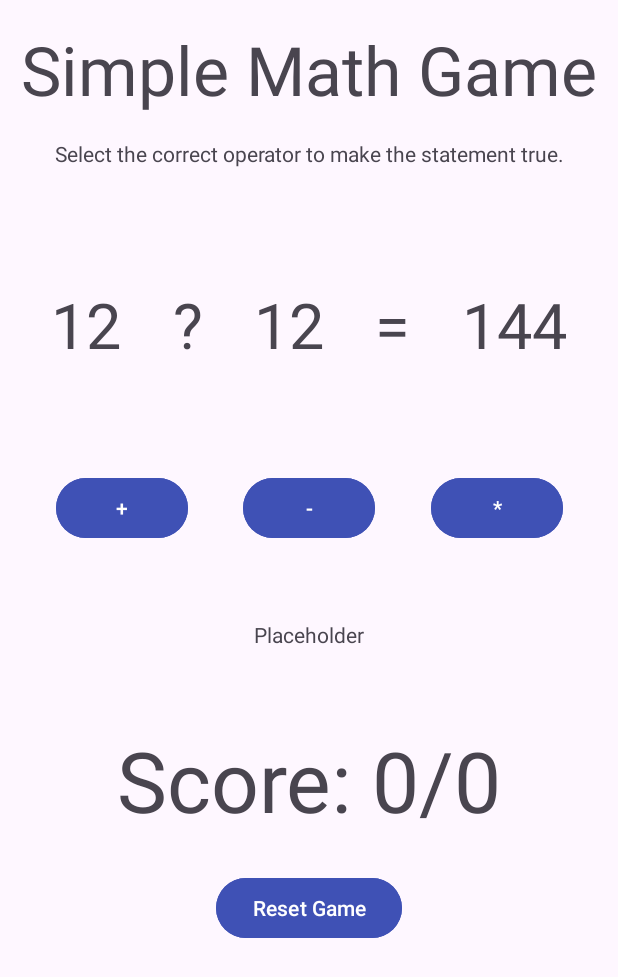
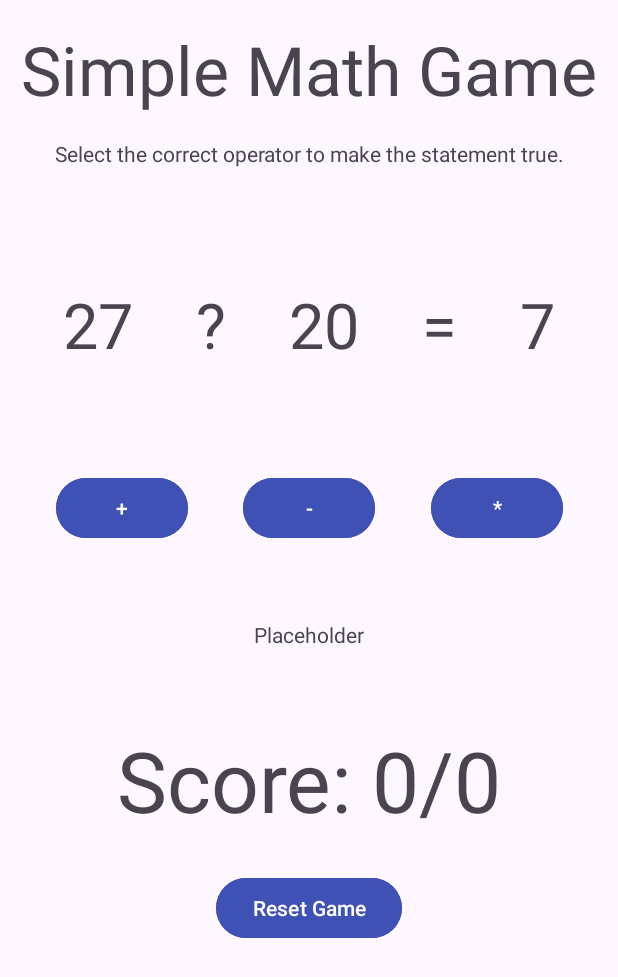
Before and after one commit to Gulloje/MobileAppHW1, an Android app: the screen it shows after launch (MainActivity), on a phone screen of 412 x 824 dp. Shown: the top 977 px of the screen. Run offline under Robolectric (Android 15) with nearby library versions, the phone set to English and light mode, and no system bars.

```diff
--- a/app/src/main/java/com/example/homework1/MainActivity.kt
+++ b/app/src/main/java/com/example/homework1/MainActivity.kt
@@ -2,10 +2,65 @@ package com.example.homework1
 
 import androidx.appcompat.app.AppCompatActivity
 import android.os.Bundle
+import android.view.View
+import android.widget.TextView
+import android.widget.Toast
+import java.util.Random
 
 class MainActivity : AppCompatActivity() {
+    private val lowerBound = 10;
+    private val upperBound = 100;
+    private var score = 0;
+    private var questionsAsked = 0;
     override fun onCreate(savedInstanceState: Bundle?) {
         super.onCreate(savedInstanceState)
         setContentView(R.layout.activity_main)
+        createEquation();
+    }
+
+
+    fun resetGame(view: View) {
+        createEquation();
+    }
+
+    fun checkCorrect(view: View) {
+        val op1 = findViewById<TextView>(R.id.operand1).text.toString().toInt()
+        val op2 = findViewById<TextView>(R.id.operand2).text.toString().toInt()
+        val answer = findViewById<TextView>(R.id.answer).text.toString().toInt()
+        //println(op1);
+        //println(R.id.answer.toString().toInt())
+        if (view.id == R.id.btnPlus && (op1 + op2 == answer) ||
+            view.id == R.id.btnMinus && (op1 - op2 == answer) ||
+            view.id == R.id.btnMult && (op1 * op2 == answer)) {
+            score++;
+            //println("correct");
+        } else {
+            //println("incorrect");
+
+        }
+        questionsAsked++;
+        findViewById<TextView>(R.id.score).text = "Score: $score/$questionsAsked"
+        createEquation();
+    }
+
+    private fun createEquation() {
+
+        var op1 = getRandomNumber(lowerBound + 1, upperBound);
+        var op2 = getRandomNumber(lowerBound, op1-1);
+
+        findViewById<TextView>(R.id.operand1).text = "$op1"
+        findViewById<TextView>(R.id.operand2).text = "$op2"
+        var operation = getRandomNumber(1,3);
+        when(operation) {
+            1 -> findViewById<TextView>(R.id.answer).text = "${op1 + op2}"
+            2 -> findViewById<TextView>(R.id.answer).text = "${op1 - op2}"
+            3 -> findViewById<TextView>(R.id.answer).text = "${op1 * op2}"
+        }
+
+    }
+
+    //return a random number with range [min, max]
+    private fun getRandomNumber(min: Int, max: Int): Int {
+        return Random().nextInt(max-min+1) + min;
     }
 }
--- a/app/src/main/res/layout/activity_main.xml
+++ b/app/src/main/res/layout/activity_main.xml
@@ -2,7 +2,6 @@
 <androidx.constraintlayout.widget.ConstraintLayout xmlns:android="http://schemas.android.com/apk/res/android"
     xmlns:app="http://schemas.android.com/apk/res-auto"
     xmlns:tools="http://schemas.android.com/tools"
-    android:id="@+id/score"
     android:layout_width="match_parent"
     android:layout_height="match_parent"
     tools:context=".MainActivity">
@@ -92,6 +91,7 @@
         android:layout_height="wrap_content"
         android:layout_marginTop="70dp"
         android:backgroundTint="#3F51B5"
+        android:onClick="checkCorrect"
         android:text="+"
         android:textAppearance="@style/TextAppearance.AppCompat.Body2"
         app:layout_constraintEnd_toStartOf="@+id/btnMinus"
@@ -104,6 +104,7 @@
         android:layout_width="wrap_content"
         android:layout_height="wrap_content"
         android:backgroundTint="#3F51B5"
+        android:onClick="checkCorrect"
         android:text="-"
         app:layout_constraintBottom_toBottomOf="@+id/btnPlus"
         app:layout_constraintEnd_toStartOf="@+id/btnMult"
@@ -115,6 +116,7 @@
         android:layout_width="wrap_content"
         android:layout_height="wrap_content"
         android:backgroundTint="#3F51B5"
+        android:onClick="checkCorrect"
         android:text="*"
         app:layout_constraintBottom_toBottomOf="@+id/btnMinus"
         app:layout_constraintEnd_toEndOf="parent"
@@ -122,7 +124,7 @@
         app:layout_constraintStart_toEndOf="@+id/btnMinus" />
 
     <TextView
-        android:id="@+id/Score"
+        android:id="@+id/score"
         android:layout_width="wrap_content"
         android:layout_height="wrap_content"
         android:layout_marginTop="120dp"
@@ -138,7 +140,7 @@
         android:layout_width="wrap_content"
         android:layout_height="wrap_content"
         android:text="Placeholder"
-        app:layout_constraintBottom_toTopOf="@+id/Score"
+        app:layout_constraintBottom_toTopOf="@+id/score"
         app:layout_constraintEnd_toEndOf="parent"
         app:layout_constraintHorizontal_bias="0.5"
         app:layout_constraintStart_toStartOf="parent"
@@ -150,10 +152,11 @@
         android:layout_height="wrap_content"
         android:layout_marginTop="24dp"
         android:backgroundTint="#3F51B5"
+        android:onClick="resetGame"
         android:text="Reset Game"
         app:layout_constraintEnd_toEndOf="parent"
         app:layout_constraintHorizontal_bias="0.5"
         app:layout_constraintStart_toStartOf="parent"
-        app:layout_constraintTop_toBottomOf="@+id/Score" />
+        app:layout_constraintTop_toBottomOf="@+id/score" />
 
 </androidx.constraintlayout.widget.ConstraintLayout>
```
